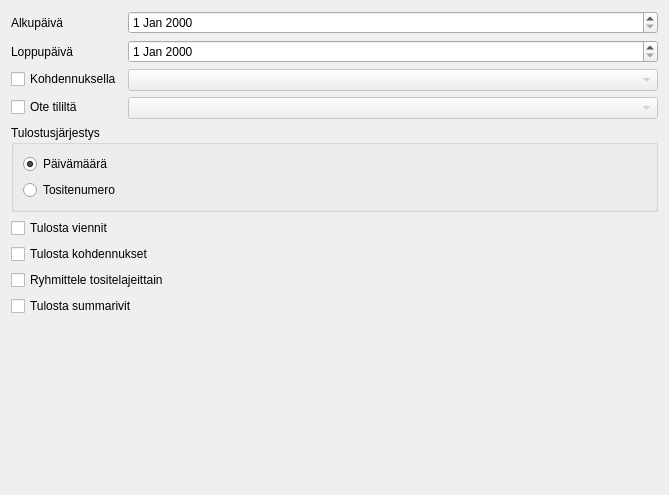
Above: kitupiikki/raportti/paivakirja.ui from artoh/kitupiikki before the change. Below: the same form after it.
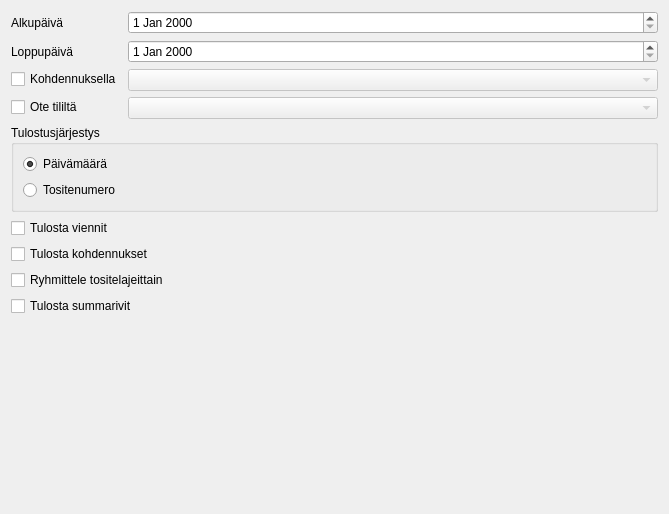
That is the form after the change. Icons and pictures are not drawn.

```diff
--- a/kitupiikki/raportti/paivakirja.ui
+++ b/kitupiikki/raportti/paivakirja.ui
@@ -7,7 +7,7 @@
     <x>0</x>
     <y>0</y>
     <width>669</width>
-    <height>495</height>
+    <height>514</height>
    </rect>
   </property>
   <property name="windowTitle">
```
Left out of the diff: 36 changed lines with no effect on the pictures.
